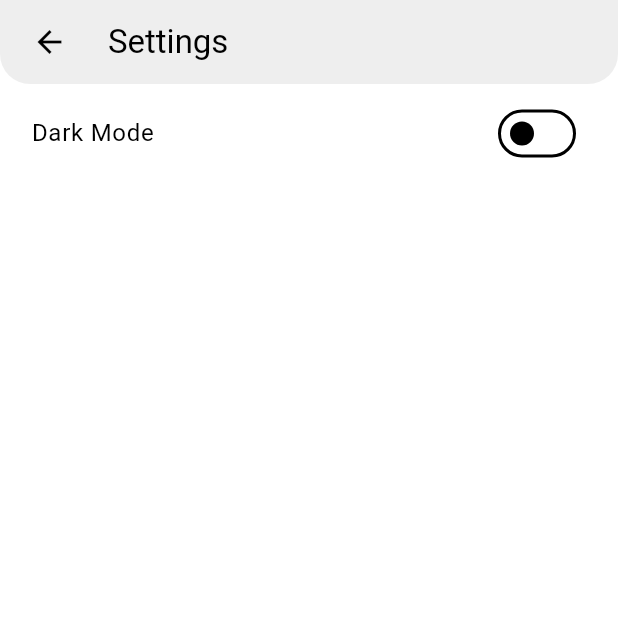
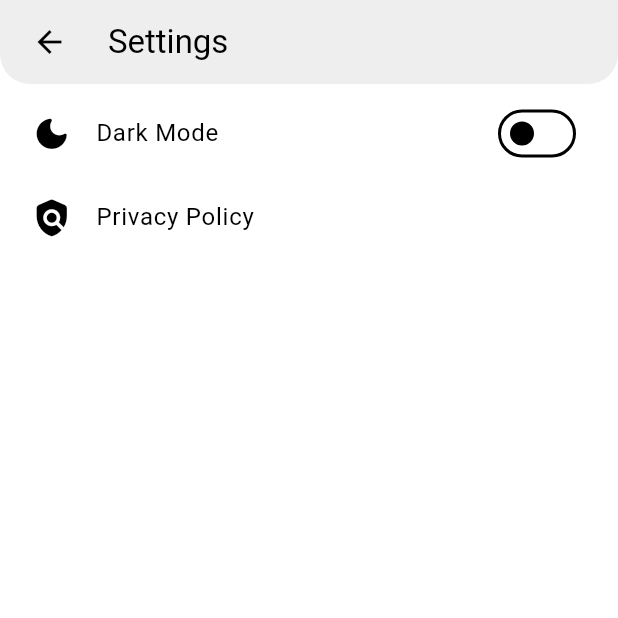
Before and after one commit to JamoliddinVahobov/stopwatch_built_with_hydratedcubit, a Flutter app: the SettingsScreen screen opened by its route, on a phone screen of 412 x 824 dp, the top half of it. Run offline on Flutter 3.47's test engine with Material 3 defaults, Android fonts, the phone set to English and light mode, and no system bars; our stand-ins replace equatable, flutter_bloc, hydrated_bloc, shared_preferences; accounts and stored records are empty.

Commit message:
added privacy policy

```diff
--- a/lib/main.dart
+++ b/lib/main.dart
@@ -37,7 +37,8 @@ class MyApp extends StatelessWidget {
     final themeNotifier = Provider.of<ThemeNotifier>(context);
     return MaterialApp(
       onGenerateRoute: appRouter.onGenerateRoute,
-      title: 'Stopwatch',
+      debugShowCheckedModeBanner: false,
+      title: 'SwiftLap',
       theme: themeNotifier.lightTheme,
       darkTheme: themeNotifier.darkTheme,
       themeMode: themeNotifier.isDarkMode ? ThemeMode.dark : ThemeMode.light,
--- a/lib/presentation/screens/settings_screen.dart
+++ b/lib/presentation/screens/settings_screen.dart
@@ -1,5 +1,6 @@
 import 'package:flutter/material.dart';
 import 'package:provider/provider.dart';
+import 'package:url_launcher/url_launcher_string.dart';
 import '../../change_theme/theme_notifier.dart';
 
 class SettingsScreen extends StatefulWidget {
@@ -10,6 +11,22 @@ class SettingsScreen extends StatefulWidget {
 }
 
 class _SettingsScreenState extends State<SettingsScreen> {
+  final String privacyPolicyUrl =
+      'https://www.termsfeed.com/live/a4e16d9c-469c-4b53-a499-247030170ca8';
+  Future<void> launchPrivacyPolicy() async {
+    try {
+      await launchUrlString(
+        privacyPolicyUrl,
+        mode: LaunchMode.externalApplication,
+      );
+    } catch (e) {
+      if (mounted) {
+        ScaffoldMessenger.of(context).showSnackBar(
+            const SnackBar(content: Text('Could not launch Privacy Policy')));
+      }
+    }
+  }
+
   @override
   Widget build(BuildContext context) {
     final themeNotifier = Provider.of<ThemeNotifier>(context);
@@ -39,13 +56,29 @@ class _SettingsScreenState extends State<SettingsScreen> {
         padding: const EdgeInsets.only(top: 5, left: 5),
         child: ListView(
           children: [
-            SwitchListTile(
+            ListTile(
+              leading: const Icon(
+                Icons.dark_mode_rounded,
+                size: 27,
+              ),
               title: const Text('Dark Mode'),
-              value: themeNotifier.isDarkMode,
-              onChanged: (value) {
-                themeNotifier.toggleTheme();
+              trailing: Switch(
+                value: themeNotifier.isDarkMode,
+                onChanged: (value) {
+                  themeNotifier.toggleTheme();
+                },
+              ),
+            ),
+            ListTile(
+              leading: const Icon(
+                Icons.policy_rounded,
+                size: 27,
+              ),
+              title: const Text('Privacy Policy'),
+              onTap: () {
+                launchPrivacyPolicy();
               },
-            ),
+            )
           ],
         ),
       ),
--- a/lib/presentation/screens/stopwatch_screen.dart
+++ b/lib/presentation/screens/stopwatch_screen.dart
@@ -108,7 +108,7 @@ class _StopwatchScreenState extends State<StopwatchScreen> {
           padding: EdgeInsets.only(left: 10),
           child: FittedBox(
             fit: BoxFit.scaleDown,
-            child: Text('Stopwatch'),
+            child: Text('SwiftLap'),
           ),
         ),
         actions: [
--- a/pubspec.yaml
+++ b/pubspec.yaml
@@ -1,5 +1,6 @@
 name: app_with_bloc
-description: "A Stopwatch with a lof of advantages"
+description: "Stopwatch app with precise time tracking, lap saving, and
+  customizable themes."
 # The following line prevents the package from being accidentally published to
 # pub.dev using `flutter pub publish`. This is preferred for private packages.
 publish_to: 'none' # Remove this line if you wish to publish to pub.dev
@@ -16,7 +17,7 @@ publish_to: 'none' # Remove this line if you wish to publish to pub.dev
 # https://developer.apple.com/library/archive/documentation/General/Reference/InfoPlistKeyReference/Articles/CoreFoundationKeys.html
 # In Windows, build-name is used as the major, minor, and patch parts
 # of the product and file versions while build-number is used as the build suffix.
-version: 1.1.0+2
+version: 1.0.6+8
 
 environment:
   sdk: ^3.5.1
@@ -42,6 +43,7 @@ dependencies:
   provider: ^6.1.2
   shared_preferences: ^2.3.2
   test: ^1.25.7
+  url_launcher: ^6.3.1
 
 dev_dependencies:
   flutter_launcher_icons: "^0.13.1"
```
Also changed, not shown: pubspec.lock, 12 other files.
